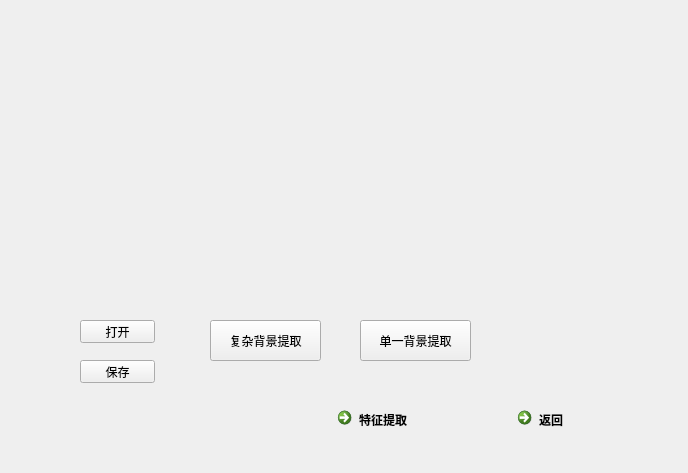
Old version of the form PyQt/roi.ui in the repository zklt/bishe.
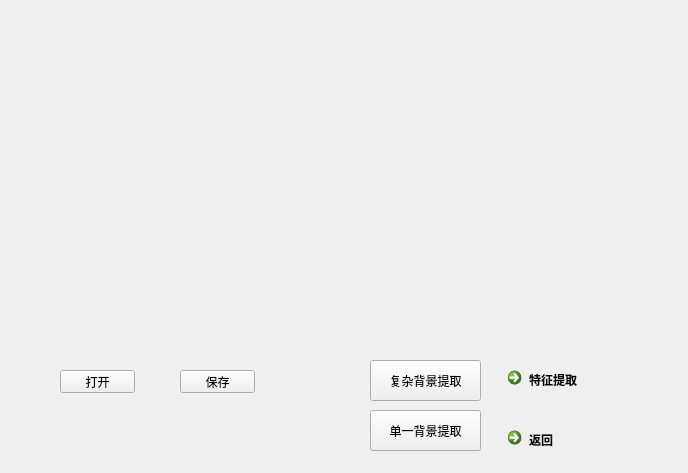
New version of the form.

The edit to the form file:
```diff
--- a/PyQt/roi.ui
+++ b/PyQt/roi.ui
@@ -16,8 +16,8 @@
   <widget class="QPushButton" name="selectfile">
    <property name="geometry">
     <rect>
-     <x>80</x>
-     <y>320</y>
+     <x>60</x>
+     <y>370</y>
      <width>75</width>
      <height>23</height>
     </rect>
@@ -29,8 +29,8 @@
   <widget class="QPushButton" name="savefile">
    <property name="geometry">
     <rect>
-     <x>80</x>
-     <y>360</y>
+     <x>180</x>
+     <y>370</y>
      <width>75</width>
      <height>23</height>
     </rect>
@@ -43,9 +43,9 @@
    <property name="geometry">
     <rect>
      <x>40</x>
-     <y>30</y>
-     <width>281</width>
-     <height>261</height>
+     <y>20</y>
+     <width>251</width>
+     <height>331</height>
     </rect>
    </property>
    <layout class="QHBoxLayout" name="selectimage">
@@ -64,7 +64,7 @@
      <x>360</x>
      <y>30</y>
      <width>281</width>
-     <height>261</height>
+     <height>281</height>
     </rect>
    </property>
    <layout class="QHBoxLayout" name="afterroi">
@@ -80,8 +80,8 @@
   <widget class="QCommandLinkButton" name="backface">
    <property name="geometry">
     <rect>
-     <x>510</x>
-     <y>400</y>
+     <x>500</x>
+     <y>420</y>
      <width>172</width>
      <height>41</height>
     </rect>
@@ -93,8 +93,8 @@
   <widget class="QPushButton" name="complex">
    <property name="geometry">
     <rect>
-     <x>210</x>
-     <y>320</y>
+     <x>370</x>
+     <y>360</y>
      <width>111</width>
      <height>41</height>
     </rect>
@@ -106,8 +106,8 @@
   <widget class="QPushButton" name="single">
    <property name="geometry">
     <rect>
-     <x>360</x>
-     <y>320</y>
+     <x>370</x>
+     <y>410</y>
      <width>111</width>
      <height>41</height>
     </rect>
@@ -119,8 +119,8 @@
   <widget class="QCommandLinkButton" name="tezhengtiqu">
    <property name="geometry">
     <rect>
-     <x>330</x>
-     <y>400</y>
+     <x>500</x>
+     <y>360</y>
      <width>172</width>
      <height>41</height>
     </rect>
```
